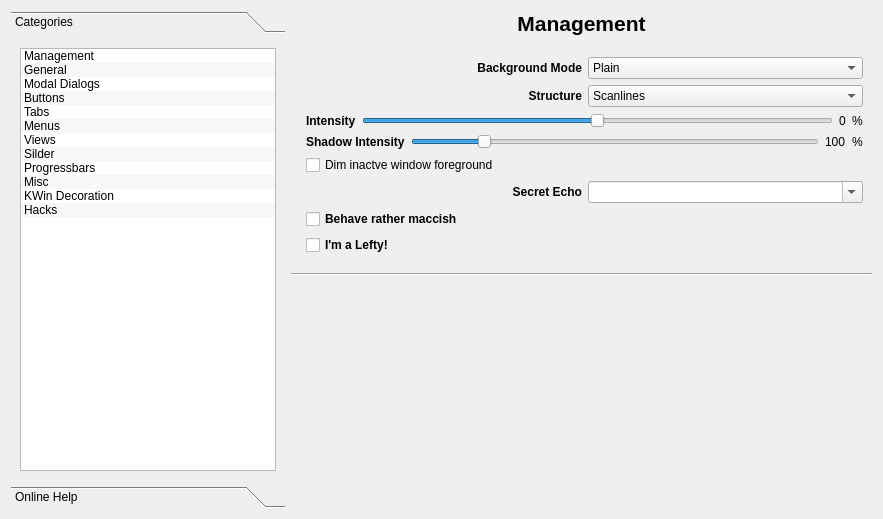
The window that config/config.ui (deiv/bespin-pkg) describes before a commit, drawn with Qt 5.
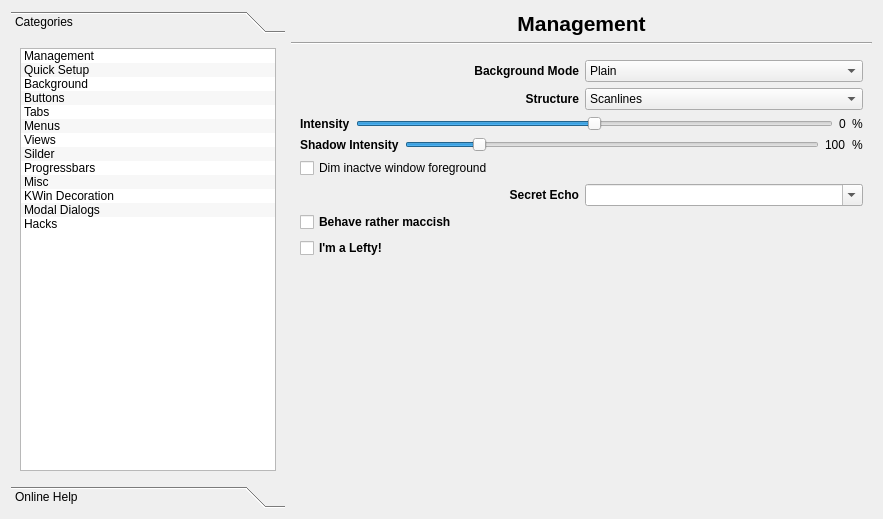
The same window after the commit. The open tabs and pages were chosen to show the change.

```diff
--- a/config/config.ui
+++ b/config/config.ui
@@ -55,12 +55,12 @@
          </item>
          <item>
           <property name="text" >
-           <string>General</string>
+           <string>Quick Setup</string>
           </property>
          </item>
          <item>
           <property name="text" >
-           <string>Modal Dialogs</string>
+           <string>Background</string>
           </property>
          </item>
          <item>
@@ -103,6 +103,11 @@
            <string>KWin Decoration</string>
           </property>
          </item>
+         <item>
+          <property name="text" >
+           <string>Modal Dialogs</string>
+          </property>
+         </item>
          <item>
           <property name="text" >
            <string>Hacks</string>
@@ -117,8 +122,8 @@
        <rect>
         <x>0</x>
         <y>0</y>
-        <width>228</width>
-        <height>405</height>
+        <width>274</width>
+        <height>447</height>
        </rect>
       </property>
       <attribute name="label" >
@@ -151,7 +156,7 @@
      </widget>
     </widget>
    </item>
-   <item row="0" column="1" colspan="2" >
+   <item row="0" column="1" >
     <widget class="QLabel" name="header" >
      <property name="font" >
       <font>
@@ -171,14 +176,14 @@
      </property>
     </widget>
    </item>
-   <item rowspan="2" row="1" column="1" colspan="2" >
+   <item row="1" column="1" >
     <widget class="Line" name="line_2" >
      <property name="orientation" >
       <enum>Qt::Horizontal</enum>
      </property>
     </widget>
    </item>
-   <item row="2" column="2" >
+   <item row="2" column="1" >
     <widget class="QStackedWidget" name="sections" >
      <property name="sizePolicy" >
       <sizepolicy vsizetype="Preferred" hsizetype="Preferred" >
@@ -187,15 +192,15 @@
       </sizepolicy>
      </property>
      <property name="currentIndex" >
-      <number>0</number>
+      <number>1</number>
      </property>
      <widget class="QWidget" name="Seite_3" >
       <property name="geometry" >
        <rect>
         <x>0</x>
         <y>0</y>
-        <width>579</width>
-        <height>457</height>
+        <width>585</width>
+        <height>454</height>
        </rect>
       </property>
       <layout class="QGridLayout" name="gridLayout_2" >
@@ -402,8 +407,8 @@
        <rect>
         <x>0</x>
         <y>0</y>
-        <width>556</width>
-        <height>431</height>
+        <width>585</width>
+        <height>454</height>
        </rect>
       </property>
       <layout class="QGridLayout" name="gridLayout_17" >
@@ -651,9 +656,18 @@
        </item>
        <item row="5" column="1" >
         <widget class="QComboBox" name="pwEchoChar" >
+         <property name="sizePolicy" >
+          <sizepolicy vsizetype="Fixed" hsizetype="Preferred" >
+           <horstretch>0</horstretch>
+           <verstretch>0</verstretch>
+          </sizepolicy>
+         </property>
          <property name="editable" >
           <bool>true</bool>
          </property>
+         <property name="frame" >
+          <bool>true</bool>
+         </property>
         </widget>
        </item>
        <item row="6" column="0" colspan="2" >
@@ -702,8 +716,8 @@
        <rect>
         <x>0</x>
         <y>0</y>
-        <width>556</width>
-        <height>431</height>
+        <width>579</width>
+        <height>457</height>
        </rect>
       </property>
       <layout class="QGridLayout" >
```
